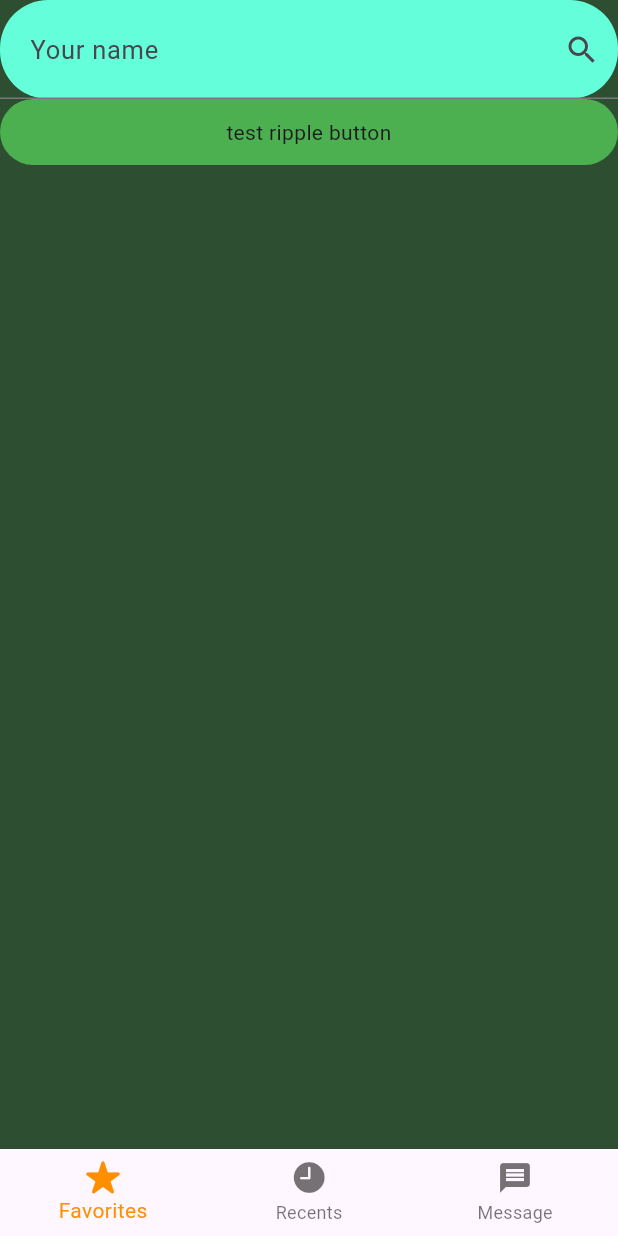
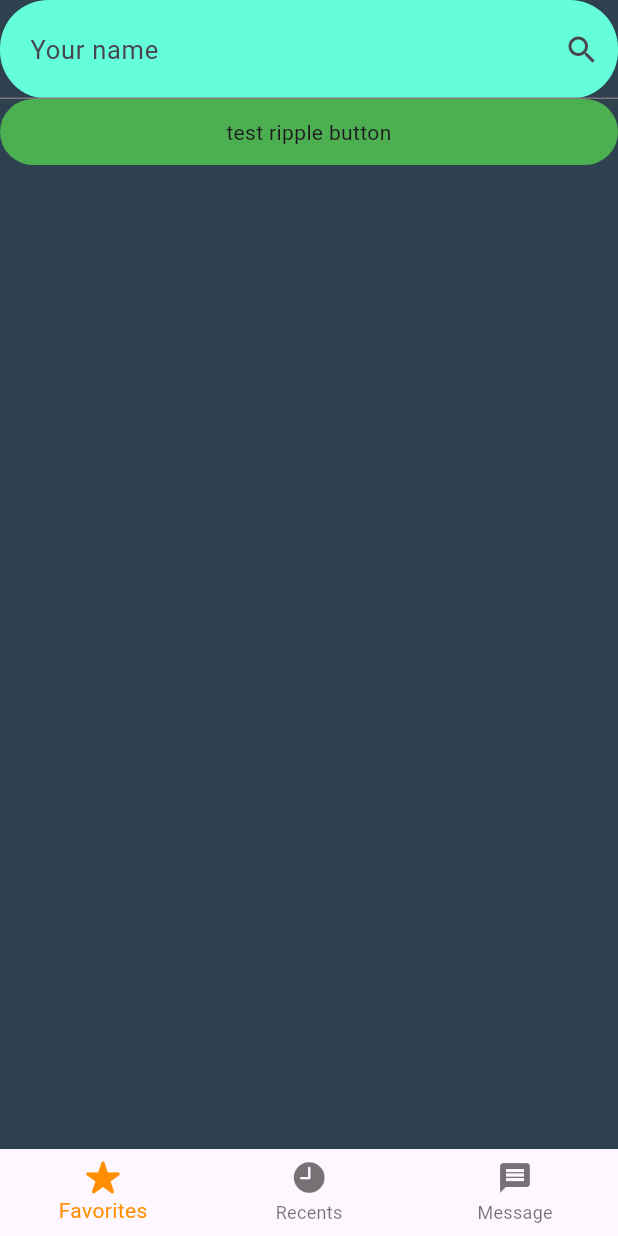
Before and after one commit to anh0701/flutter-template, a Flutter app: the screen it shows after launch, on a phone screen of 412 x 824 dp. Run offline on Flutter 3.47's test engine with Material 3 defaults, Android fonts, the phone set to English and light mode, and no system bars.

Commit message:
rename project android + web

```diff
--- a/lib/views/screen1.dart
+++ b/lib/views/screen1.dart
@@ -14,7 +14,7 @@ class _Screen1State extends State<Screen1> {
   @override
   Widget build(BuildContext context) {
     return Scaffold(
-      backgroundColor: Color.fromARGB(255, 46, 78, 49),
+      backgroundColor: Color.fromARGB(255, 46, 65, 78),
       body: SafeArea(
         child: ListView(
           shrinkWrap: true,
--- a/pubspec.yaml
+++ b/pubspec.yaml
@@ -1,4 +1,4 @@
-name: demo
+name: psychological_counseling_app
 description: "A new Flutter project."
 # The following line prevents the package from being accidentally published to
 # pub.dev using `flutter pub publish`. This is preferred for private packages.
```
Also changed, not shown: 4 other files.
